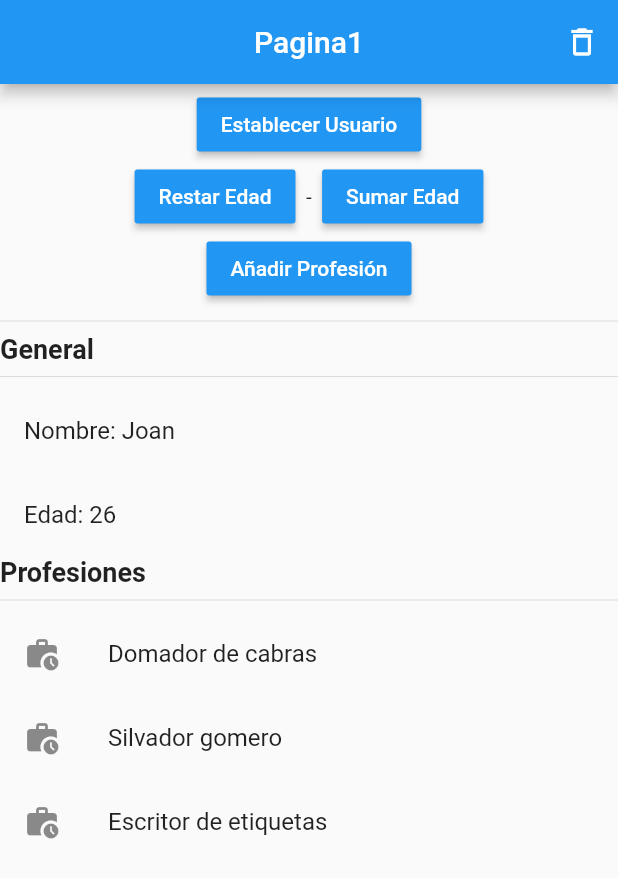
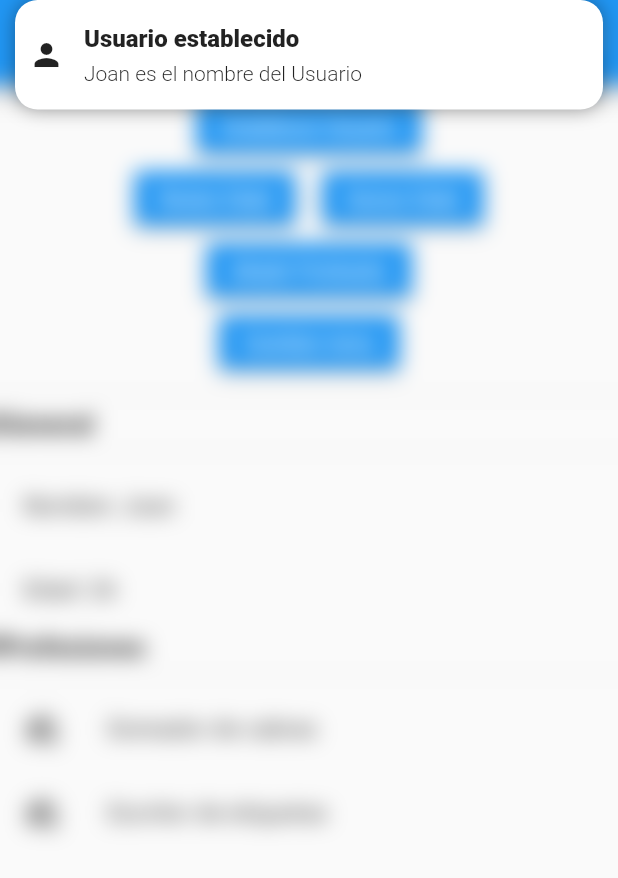
Before and after one commit to joanmc11/estados_getx_bloc, a Flutter app: the screen it shows after launch, after a tap on "Establecer Usuario", on a phone screen of 412 x 824 dp. Shown: the top 878 px of the screen. Run offline on Flutter 3.47's test engine with Material 2 defaults, Android fonts, the phone set to English and light mode, and no system bars; our stand-ins replace get.

Commit message:
Gestion estados reactivos con GetX

```diff
--- a/lib/bloc/usuario_bloc.dart
+++ /dev/null
@@ -1,46 +0,0 @@
-import 'package:bloc/bloc.dart';
-// ignore: depend_on_referenced_packages
-import 'package:meta/meta.dart';
-
-import '../models/usuario.dart';
-
-part 'usuario_event.dart';
-part 'usuario_state.dart';
-
-class UsuarioBloc extends Bloc<UsuarioEvent, UsuarioState> {
-  UsuarioBloc() : super(const UsuarioInitialState()) {
-    on<ActivateUsuario>((event, emit) => emit(UsuarioSetState(event.usuario)));
-
-    on<DeleteUsuario>((event, emit) => emit(const UsuarioInitialState()));
-
-    on<AddUpAge>(
-      ((event, emit) {
-        if (!state.existUser) return;
-       final newAge = state.usuario!.edad + event.numberToOperate;
-        emit(UsuarioSetState(state.usuario!.copyWith(edad: newAge)));
-      }),
-    );
-    on<SubstractAge>(
-      ((event, emit) {
-        if (!state.existUser) return;
-       int newAge = state.usuario!.edad - event.numberToOperate;
-       if(newAge<0){
-        newAge = 0;
-       }
-        emit(UsuarioSetState(state.usuario!.copyWith(edad: newAge)));
-      }),
-    );
-
-    on<AddProfesion>(
-      ((event, emit) {
-        if (!state.existUser) return;
-
-        final newProfesiones = [...state.usuario!.profesiones, event.profesion];
-
-
-        emit(UsuarioSetState(
-            state.usuario!.copyWith(profesiones: newProfesiones)));
-      }),
-    );
-  }
-}
--- a/lib/bloc/usuario_event.dart
+++ /dev/null
@@ -1,37 +0,0 @@
-part of 'usuario_bloc.dart';
-
-@immutable
-abstract class UsuarioEvent {}
-
-class ActivateUsuario extends UsuarioEvent {
-  final Usuario usuario;
-  ActivateUsuario(this.usuario);
-}
-
-abstract class ChangeUsuarioAge extends UsuarioEvent{
-//Si quisieramos sumar/restar... de dos en dos, tres, cuatro... pasariamos el numero a esta clase
-final int numberToOperate;
-ChangeUsuarioAge(this.numberToOperate);
-}
-
-class AddUpAge extends ChangeUsuarioAge{
-  AddUpAge(super.numberToOperate);
-
-}
-class SubstractAge extends ChangeUsuarioAge{
-  SubstractAge(super.numberToOperate);
-
-}
-
-
-
-
-class AddProfesion extends UsuarioEvent{
-  final String profesion;
-  AddProfesion(this.profesion);
-}
-
-class DeleteUsuario extends UsuarioEvent{
-
-
-}
--- a/lib/bloc/usuario_state.dart
+++ /dev/null
@@ -1,22 +0,0 @@
-part of 'usuario_bloc.dart';
-
-@immutable
-abstract class UsuarioState {
-  final bool existUser;
-  final Usuario? usuario;
-
-  const UsuarioState({
-    this.existUser = false,
-    this.usuario,
-  });
-}
-
-class UsuarioInitialState extends UsuarioState {
-  const UsuarioInitialState() : super(existUser: false, usuario: null);
-}
-
-class UsuarioSetState extends UsuarioState {
-  final Usuario newUsuario;
-  const UsuarioSetState(this.newUsuario)
-      : super(existUser: true, usuario: newUsuario);
-}
--- /dev/null
+++ b/lib/controllers/usuario_controller.dart
@@ -0,0 +1,51 @@
+import 'package:get/get.dart';
+
+import '../models/usuario.dart';
+
+class UsuarioController extends GetxController {
+  var existeUsuario = false.obs;
+  var usuario = Usuario().obs;
+
+  int get profesioneCount {
+    return usuario.value.profesiones.length;
+  }
+
+  void cargarUsuario(Usuario pUsuario) {
+    existeUsuario.value = true;
+    usuario.value = pUsuario;
+  }
+
+  void borrarUsuario() {
+    existeUsuario.value = false;
+    usuario.value = Usuario();
+  }
+
+  void sumarEdad(int numberToOperate) {
+    usuario.update((val) {
+      if (existeUsuario.value) {
+        val!.edad = val.edad! + numberToOperate;
+        Get.defaultDialog(
+            title: 'Suma de edad', middleText: 'La edad ahora es ${val.edad}');
+      }
+    });
+  }
+
+  void restarEdad(int numberToOperate) {
+    usuario.update((val) {
+      if (existeUsuario.value) {
+        int newEdad = val!.edad! - numberToOperate;
+        if (newEdad < 0) {
+          val.edad = newEdad;
+        }
+        Get.defaultDialog(
+            title: 'Resta de edad', middleText: 'La edad ahora es ${val.edad}');
+      }
+    });
+  }
+
+  void agregarProfeson(String profesion) {
+    usuario.update((val) {
+      val!.profesiones = [...val.profesiones, profesion];
+    });
+  }
+}
--- a/lib/main.dart
+++ b/lib/main.dart
@@ -1,8 +1,7 @@
 
 import 'package:flutter/material.dart';
-import 'package:flutter_bloc/flutter_bloc.dart';
+import 'package:get/get.dart';
 
-import 'bloc/usuario_bloc.dart';
 import 'pages/page_1.dart';
 
 void main() => runApp(const MyApp());
@@ -12,21 +11,14 @@ class MyApp extends StatelessWidget {
 
   @override
   Widget build(BuildContext context) {
-    return MultiBlocProvider(
-      providers: [
-        BlocProvider(
-          create: (_) => UsuarioBloc(),
-        )
-      ],
-      child: MaterialApp(
+    return GetMaterialApp(
 
         debugShowCheckedModeBanner: false,
-        title: 'Material App',
+        title: 'GetX App',
         initialRoute: 'pageApp',
-        routes: {
-          'pageApp': (_) => const PageApp(),
-        },
-      ),
+        getPages: [
+          GetPage(name: '/pageApp', page: ()=> const PageApp()),
+        ],
     );
   }
 }
--- a/lib/models/usuario.dart
+++ b/lib/models/usuario.dart
@@ -1,23 +1,12 @@
-// ignore_for_file: public_member_api_docs, sort_constructors_first
+
 class Usuario {
-  String nombre;
-  int edad;
+  String? nombre;
+  int? edad;
   List<String> profesiones;
 
-  Usuario({
-    required this.nombre,
-    required this.edad,
-    required this.profesiones,
+  Usuario( {
+    this.nombre,
+    this.edad,
+    this.profesiones = const [],
   });
-
-  copyWith({
-    String? nombre,
-    int? edad,
-    List<String>? profesiones,
-  }) =>
-      Usuario(
-        nombre: nombre ?? this.nombre,
-        edad: edad ?? this.edad,
-        profesiones: profesiones ?? this.profesiones,
-      );
 }
--- a/lib/pages/page_1.dart
+++ b/lib/pages/page_1.dart
@@ -1,8 +1,7 @@
 import 'package:estados_prueba/widgets/change_usuario_info.dart';
 import 'package:flutter/material.dart';
-import 'package:flutter_bloc/flutter_bloc.dart';
-
-import '../bloc/usuario_bloc.dart';
+import 'package:get/get.dart';
+import '../controllers/usuario_controller.dart';
 import '../widgets/show_user_info.dart';
 
 class PageApp extends StatelessWidget {
@@ -10,15 +9,15 @@ class PageApp extends StatelessWidget {
 
   @override
   Widget build(BuildContext context) {
+    final usuarioCtrl = Get.put(UsuarioController());
     return Scaffold(
       appBar: AppBar(
-        title: const Text('Pagina1'),
+        title: const Text('GetX App'),
         centerTitle: true,
         actions: [
           IconButton(
             onPressed: () {
-              BlocProvider.of<UsuarioBloc>(context, listen: false)
-                  .add(DeleteUsuario());
+              usuarioCtrl.borrarUsuario();
             },
             icon: const Icon(Icons.delete_outline),
           )
@@ -28,17 +27,14 @@ class PageApp extends StatelessWidget {
         children: [
           const ChangeUserInfo(),
           const Divider(),
-          BlocBuilder<UsuarioBloc, UsuarioState>(
-            builder: (_, state) {
-              return state.existUser
-                  ? InformacionUsuario(
-                      usuario: state.usuario!,
-                      controller: ScrollController(keepScrollOffset: true),
-                    )
-                  : const Center(
-                      child: Text('No existe el usuario'),
-                    );
-            },
+          Obx(
+            () => usuarioCtrl.existeUsuario.value
+                ? InformacionUsuario(
+                    usuario: usuarioCtrl.usuario.value,
+                  )
+                : const Center(
+                    child: Text('No existe el usuario'),
+                  ),
           ),
         ],
       ),
--- a/lib/widgets/change_usuario_info.dart
+++ b/lib/widgets/change_usuario_info.dart
@@ -1,7 +1,7 @@
 import 'package:flutter/material.dart';
-import 'package:flutter_bloc/flutter_bloc.dart';
+import 'package:get/get.dart';
 
-import '../bloc/usuario_bloc.dart';
+import '../controllers/usuario_controller.dart';
 import '../models/usuario.dart';
 
 class ChangeUserInfo extends StatelessWidget {
@@ -9,25 +9,30 @@ class ChangeUserInfo extends StatelessWidget {
 
   @override
   Widget build(BuildContext context) {
-    final userBloc = BlocProvider.of<UsuarioBloc>(context, listen: false);
+    //print(Get.arguments);
+    final usuarioController = Get.find<UsuarioController>();
     return SizedBox(
-      height: 150,
+      height: 200,
       child: Center(
         child: Column(
           mainAxisAlignment: MainAxisAlignment.center,
           children: [
             MaterialButton(
               onPressed: () {
-                final usuario = Usuario(
+                usuarioController.cargarUsuario(Usuario(
                     nombre: 'Joan',
                     edad: 26,
                     profesiones: [
                       'Domador de cabras',
-                    'Silvador gomero',
                       'Escritor de etiquetas'
+                    ]));
+                Get.snackbar('Usuario establecido',
+                    '${usuarioController.usuario.value.nombre} es el nombre del Usuario',
+                    backgroundColor: Colors.white,
+                    boxShadows: [
+                      const BoxShadow(color: Colors.black38, blurRadius: 10)
                     ],
-                );
-                userBloc.add(ActivateUsuario(usuario));
+                    icon: const Icon(Icons.person));
               },
               color: Colors.blue,
               child: const Text(
@@ -38,10 +43,9 @@ class ChangeUserInfo extends StatelessWidget {
             Row(
               mainAxisAlignment: MainAxisAlignment.center,
               children: [
-                //Restar edad
                 MaterialButton(
                   onPressed: () {
-                    userBloc.add(SubstractAge(1));
+                    usuarioController.restarEdad(1);
                   },
                   color: Colors.blue,
                   child: const Text(
@@ -50,10 +54,9 @@ class ChangeUserInfo extends StatelessWidget {
                   ),
                 ),
                 const Text('  -  '),
-                //Sumar edad
                 MaterialButton(
                   onPressed: () {
-                    userBloc.add(AddUpAge(1));
+                    usuarioController.sumarEdad(1);
                   },
                   color: Colors.blue,
                   child: const Text(
@@ -65,11 +68,23 @@ class ChangeUserInfo extends StatelessWidget {
             ),
             MaterialButton(
               onPressed: () {
-                userBloc.add(AddProfesion('Nueva Profesion'));
+                usuarioController.agregarProfeson(
+                    'Profesion ${usuarioController.profesioneCount + 1}');
               },
               color: Colors.blue,
               child: const Text(
                 'Añadir Profesión',
+                style: TextStyle(color: Colors.white),
+              ),
+            ),
+            MaterialButton(
+              onPressed: () {
+                Get.changeTheme(
+                    Get.isDarkMode ? ThemeData.light() : ThemeData.dark());
+              },
+              color: Colors.blue,
+              child: const Text(
+                'Cambiar tema',
                 style: TextStyle(color: Colors.white),
               ),
             )
--- a/lib/widgets/show_user_info.dart
+++ b/lib/widgets/show_user_info.dart
@@ -7,20 +7,18 @@ class InformacionUsuario extends StatelessWidget {
   const InformacionUsuario({
     Key? key,
     required this.usuario,
-    required this.controller,
+
   }) : super(key: key);
 
   final Usuario usuario;
-  final ScrollController controller;
 
   @override
   Widget build(BuildContext context) {
     return SizedBox(
       width: double.infinity,
-      height: MediaQuery.of(context).size.height-320,
+      height: MediaQuery.of(context).size.height-350,
       //padding: const EdgeInsets.all(10.0),
       child: SingleChildScrollView(
-        controller: controller,
         child: Expanded(
           child: Column(
             crossAxisAlignment: CrossAxisAlignment.start,
--- a/pubspec.yaml
+++ b/pubspec.yaml
@@ -36,8 +36,7 @@ dependencies:
   # The following adds the Cupertino Icons font to your application.
   # Use with the CupertinoIcons class for iOS style icons.
   cupertino_icons: ^1.0.2
-  flutter_bloc: ^8.1.1
-  bloc: ^8.1.0
+  get: ^4.6.5
 
 dev_dependencies:
   flutter_test:
```
Also changed, not shown: pubspec.lock. Lines whose indentation alone changed are shown as unchanged.
